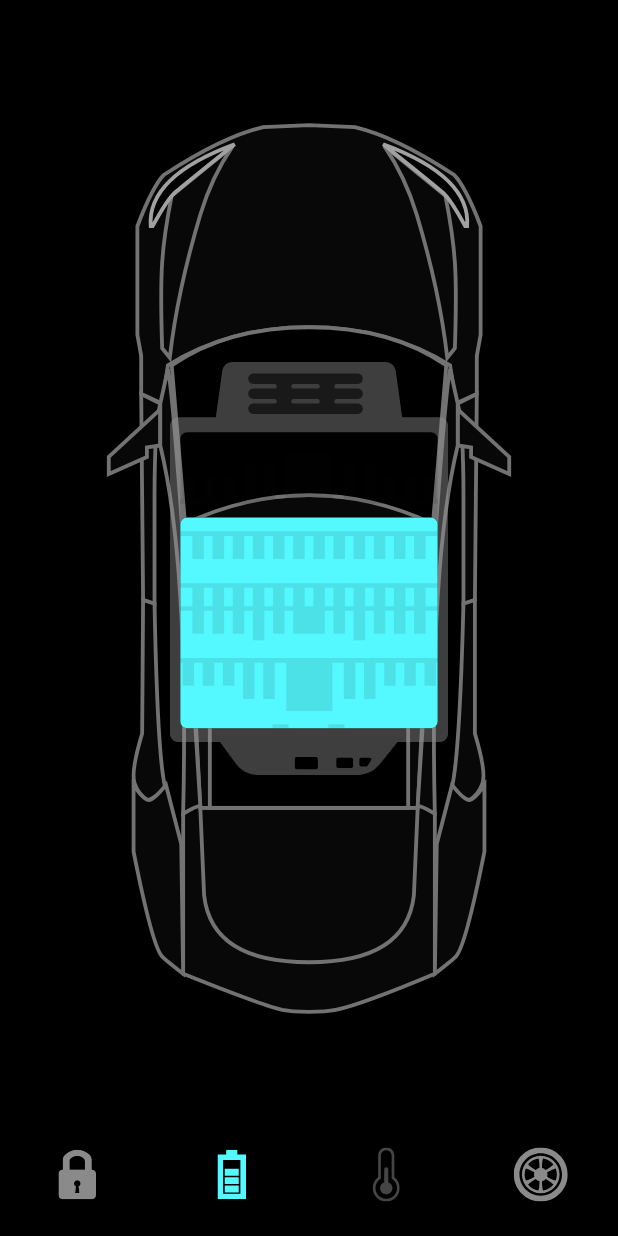
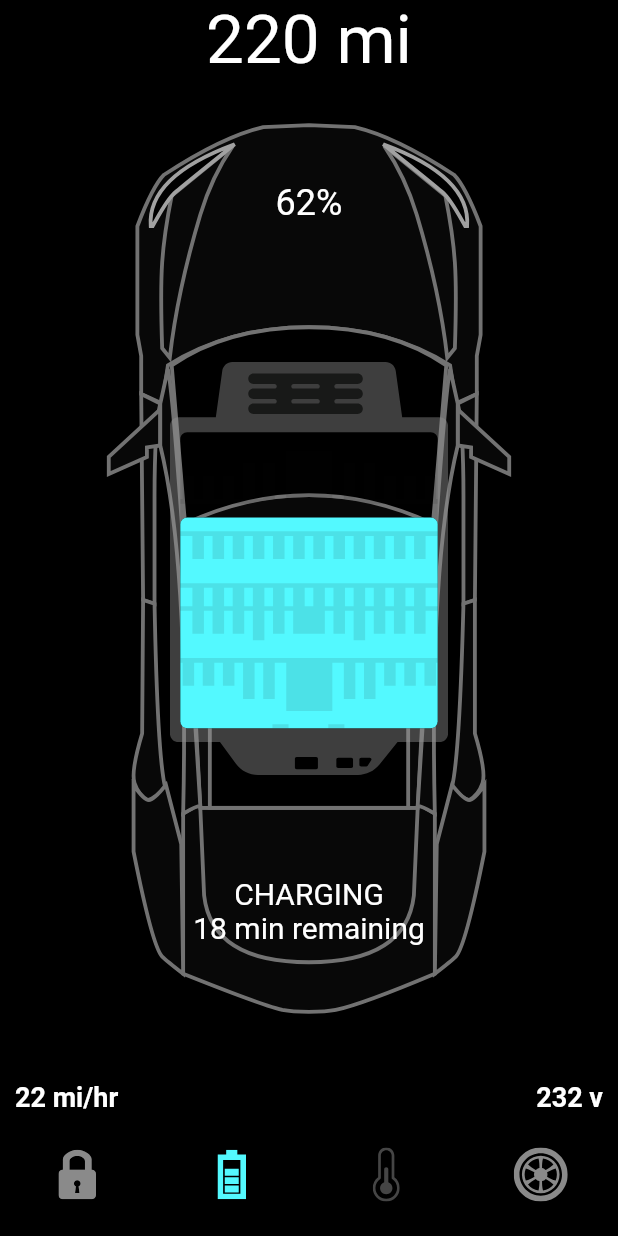
Before and after one commit to tran-haison/Tesla-Monitor-App-UI, a Flutter app: the screen it shows after launch, item 2 of the bottom bar chosen, on a phone screen of 412 x 824 dp. Run offline on Flutter 3.47's test engine with Material 2 defaults, Android fonts, the phone set to English and light mode, and no system bars; our stand-ins replace flutter_svg.

Commit message:
Add battery status with animations

```diff
--- /dev/null
+++ b/tesla_monitor/lib/screens/components/battery_status.dart
@@ -0,0 +1,59 @@
+import 'package:flutter/material.dart';
+
+import '../../constants.dart';
+
+class BatteryStatus extends StatelessWidget {
+  const BatteryStatus({
+    Key? key,
+    required this.constraints,
+  }) : super(key: key);
+
+  final BoxConstraints constraints;
+
+  @override
+  Widget build(BuildContext context) {
+    return Column(
+      children: [
+        Text(
+          "220 mi",
+          style: Theme.of(context)
+              .textTheme
+              .headline3!
+              .copyWith(color: Colors.white),
+        ),
+        SizedBox(height: constraints.maxHeight * 0.09),
+        Text(
+          "62%",
+          style: TextStyle(fontSize: 24),
+        ),
+        Spacer(),
+        Text(
+          "Charging".toUpperCase(),
+          style: TextStyle(fontSize: 20),
+        ),
+        Text(
+          "18 min remaining",
+          style: TextStyle(fontSize: 20),
+        ),
+        SizedBox(height: constraints.maxHeight * 0.12),
+        DefaultTextStyle(
+          style: TextStyle(
+            fontSize: 18,
+            fontWeight: FontWeight.bold,
+          ),
+          child: Padding(
+            padding: EdgeInsets.symmetric(horizontal: 10),
+            child: Row(
+              mainAxisAlignment: MainAxisAlignment.spaceBetween,
+              children: [
+                Text("22 mi/hr"),
+                Text("232 v"),
+              ],
+            ),
+          ),
+        ),
+        const SizedBox(height: defaultPadding),
+      ],
+    );
+  }
+}
--- a/tesla_monitor/lib/screens/home_screen.dart
+++ b/tesla_monitor/lib/screens/home_screen.dart
@@ -3,6 +3,7 @@ import 'package:flutter_svg/flutter_svg.dart';
 import 'package:tesla_monitor/constants.dart';
 import 'package:tesla_monitor/home_controller.dart';
 
+import 'components/battery_status.dart';
 import 'components/door_lock.dart';
 import 'components/tesla_bottom_navigation_bar.dart';
 
@@ -18,6 +19,7 @@ class _HomeScreenState extends State<HomeScreen>
   final HomeController _controller = HomeController();
   late AnimationController _batteryAnimationController;
   late Animation<double> _animationBattery;
+  late Animation<double> _animationBatteryStatus;
 
   void setupBatteryAnimation() {
     _batteryAnimationController = AnimationController(
@@ -27,8 +29,15 @@ class _HomeScreenState extends State<HomeScreen>
 
     _animationBattery = CurvedAnimation(
       parent: _batteryAnimationController,
-      // Run half of the interval = 300 ms (total = 600ms)
+      // The animation will start at 0 and end at (0.5 * duration) ms
       curve: Interval(0.0, 0.5),
+    );
+
+    _animationBatteryStatus = CurvedAnimation(
+      parent: _batteryAnimationController,
+      // The animation will start at (0.6 * duration) ms
+      // end at (1 * duration) ms
+      curve: Interval(0.6, 1),
     );
   }
 
@@ -69,6 +78,7 @@ class _HomeScreenState extends State<HomeScreen>
                 return Stack(
                   alignment: Alignment.center,
                   children: [
+                    // Car
                     Padding(
                       padding: EdgeInsets.symmetric(
                         vertical: constraints.maxHeight * 0.1,
@@ -78,6 +88,8 @@ class _HomeScreenState extends State<HomeScreen>
                         width: double.infinity,
                       ),
                     ),
+
+                    // Locks
                     AnimatedPositioned(
                       duration: duration500,
                       right: _controller.selectedBottomTab == 0
@@ -134,11 +146,26 @@ class _HomeScreenState extends State<HomeScreen>
                         ),
                       ),
                     ),
+
+                    // Battery
                     Opacity(
                       opacity: _animationBattery.value,
                       child: SvgPicture.asset(
                         "assets/icons/Battery.svg",
                         width: constraints.maxWidth * 0.45,
+                      ),
+                    ),
+
+                    // Battery status
+                    Positioned(
+                      top: 50 * (1 - _animationBatteryStatus.value),
+                      height: constraints.maxHeight,
+                      width: constraints.maxWidth,
+                      child: Opacity(
+                        opacity: _animationBatteryStatus.value,
+                        child: BatteryStatus(
+                          constraints: constraints,
+                        ),
                       ),
                     ),
                   ],
```
